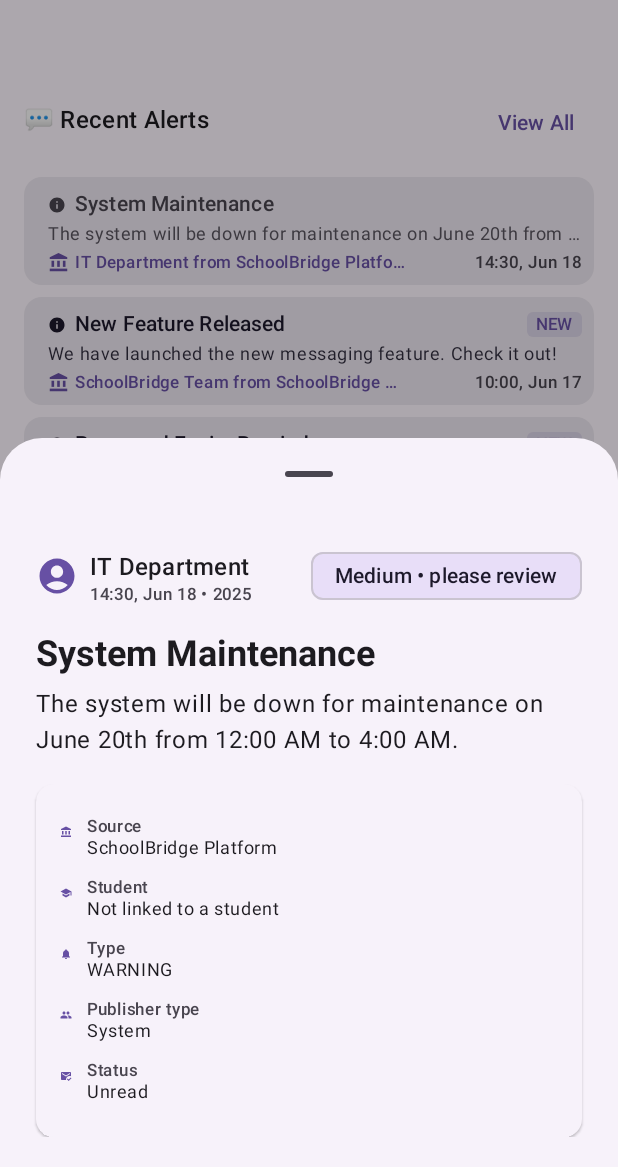
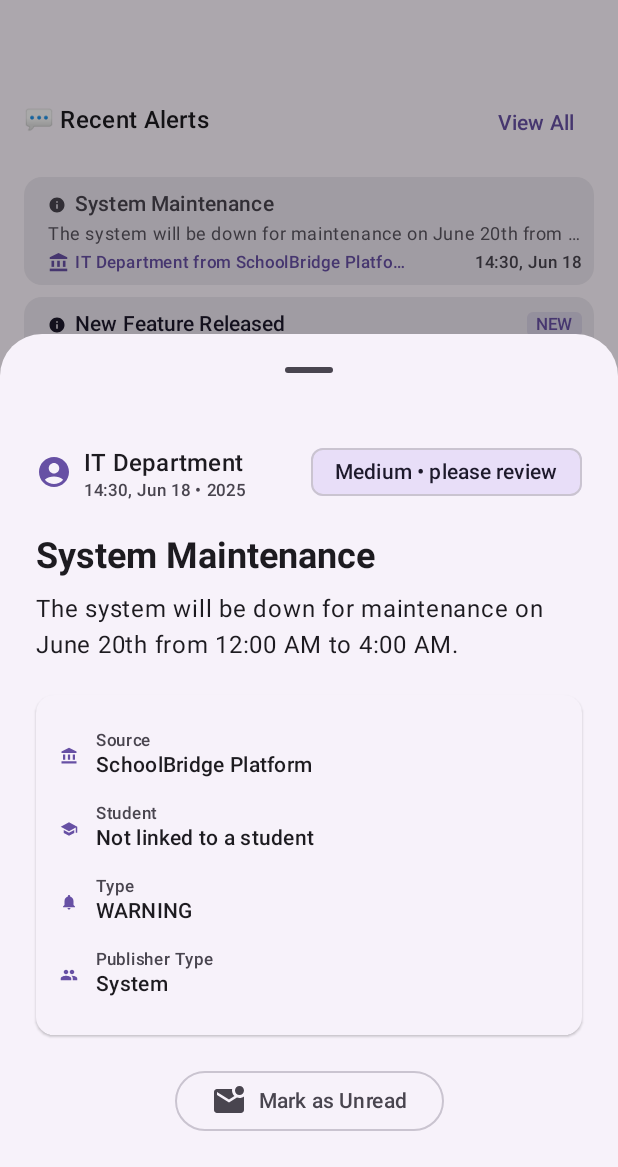
Before and after one commit to OresteGabo/SchoolBridgeV2, an Android app built with Jetpack Compose: the HomeRoute screen opened through its navigation route, after a tap on "System Maintenance", on a phone screen of 412 x 824 dp, the part 69-1236 px from its top. Run offline under Robolectric (Android 15) with nearby library versions, the phone set to English and light mode, and no system bars; our stand-ins replace Dagger/Hilt's generated code; network calls fail; 3 other taps on this screen came first.

Commit message:
Refactor AlertDetailsBottomSheetContent and related components
This commit introduces several changes to the alert details bottom sheet and related UI elements:

- **AlertDetailsBottomSheetContent Refactor:**
    - Now takes `alertId: String` as a parameter instead of the full `Alert` object.
    - Fetches the `Alert` object internally using `AlertsViewModel` and `alertId`.
    - Displays a "NEW" badge next to the title if `alert.isRead` is false.
    - Adds an "Mark as Unread" `OutlinedButton` if `alert.isRead` is true, allowing users to revert the read status. This button uses the `MarkEmailUnread` icon.
    - Minor layout adjustments, including increased icon size and padding in the header.
- **Alert Card Click Handler:**
    - Modified the `onClick` handler for `AlertCardCompact` to pass the potentially updated `Alert` object (after marking as read) to `onAlertClick`. This ensures the bottom sheet reflects the correct read status.
- **InfoRowWithIcon Improvements:**
    - Increased the icon size from `18.dp` to `24.dp`.
    - Adjusted padding.
    - Changed the `value` text style to `MaterialTheme.typography.bodyMedium` with `FontWeight.Medium`.
- **Imports:**
    - Added `androidx.compose.material.icons.filled.MarkEmailUnread`.

```diff
--- a/app/src/main/java/com/schoolbridge/v2/ui/home/HomeScreen.kt
+++ b/app/src/main/java/com/schoolbridge/v2/ui/home/HomeScreen.kt
@@ -30,6 +30,7 @@ import androidx.compose.material.icons.filled.Info
 import androidx.compose.material.icons.filled.LocationCity
 import androidx.compose.material.icons.filled.Lock
 import androidx.compose.material.icons.filled.MarkEmailRead
+import androidx.compose.material.icons.filled.MarkEmailUnread
 import androidx.compose.material.icons.filled.Notifications
 import androidx.compose.material.icons.filled.People
 import androidx.compose.material.icons.filled.Person
@@ -61,6 +62,7 @@ import com.schoolbridge.v2.domain.messaging.AlertSourceType
 import com.schoolbridge.v2.domain.messaging.AlertsViewModel
 import com.schoolbridge.v2.domain.user.CurrentUser
 import com.schoolbridge.v2.localization.t
+import com.schoolbridge.v2.ui.AlertRepository
 import com.schoolbridge.v2.ui.common.components.AppSubHeader
 import com.schoolbridge.v2.ui.common.components.SpacerL
 import com.schoolbridge.v2.ui.common.components.SpacerS
@@ -121,9 +123,15 @@ fun AlertsSection(
             AlertCardCompact(
                 alert = alert,
                 index = index,
+                /*onClick = {
+                    viewModel.markAsRead(alert.id)
+                    onAlertClick(alert)  // trigger the bottom sheet
+                }*/
                 onClick = {
                     viewModel.markAsRead(alert.id)
-                    onAlertClick(alert)  // trigger the bottom sheet
+                    // Wait until recomposition happens
+                    val updatedAlert = viewModel.alerts.value.find { it.id == alert.id } ?: alert
+                    onAlertClick(updatedAlert)
                 }
             )
         }
@@ -268,10 +276,9 @@ fun HomeRoute(
                     }
                 },
                 sheetState = sheetState,
-                //modifier = Modifier.fillMaxWidth()
             ) {
                 selectedAlert?.let { alert ->
-                    AlertDetailsBottomSheetContent(alert = alert)
+                    AlertDetailsBottomSheetContent(alertId = alert.id)
                 }
             }
         }
@@ -696,10 +703,13 @@ fun AlertCardCompact(
 
 
 /* ------------ MAIN BOTTOM‑SHEET CONTENT ------------ */
-@OptIn(ExperimentalMaterial3Api::class)
 @Composable
-fun AlertDetailsBottomSheetContent(alert: Alert) {
-
+fun AlertDetailsBottomSheetContent(
+    alertId: String,
+    viewModel: AlertsViewModel = viewModel(),
+){
+    val alerts by viewModel.alerts.collectAsState()
+    val alert = alerts.find { it.id == alertId } ?: return
     val dateText = remember(alert.timestamp) {
         alert.timestamp.format(DateTimeFormatter.ofPattern("HH:mm, MMM d • yyyy"))
     }
@@ -710,105 +720,129 @@ fun AlertDetailsBottomSheetContent(alert: Alert) {
             .padding(horizontal = 24.dp, vertical = 20.dp)
             .verticalScroll(rememberScrollState())
     ) {
-        /* ---------- HEADER ---------- */
+        // -- Header with sender & severity
         Row(
             modifier = Modifier.fillMaxWidth(),
             verticalAlignment = Alignment.CenterVertically
         ) {
-            // ‑‑ Sender / publisher
             Icon(
                 imageVector = Icons.Default.AccountCircle,
                 contentDescription = null,
-                tint         = MaterialTheme.colorScheme.primary,
-                modifier     = Modifier.size(28.dp)
+                tint = MaterialTheme.colorScheme.primary,
+                modifier = Modifier
+                    .size(32.dp)
+                    .padding(end = 8.dp)
             )
-            Spacer(Modifier.width(8.dp))
 
             Column(modifier = Modifier.weight(1f)) {
                 Text(
-                    text  = alert.publisherName,
+                    text = alert.publisherName,
                     style = MaterialTheme.typography.titleMedium,
                     fontWeight = FontWeight.SemiBold
                 )
                 Text(
-                    text  = dateText,
+                    text = dateText,
                     style = MaterialTheme.typography.labelSmall,
                     color = MaterialTheme.colorScheme.onSurfaceVariant
                 )
             }
 
-            // ‑‑ Severity chip
             SeverityChip(alert.severity)
         }
 
-        Spacer(Modifier.height(12.dp))
+        Spacer(Modifier.height(16.dp))
 
-        /* ---------- TITLE ---------- */
+        // -- Title
+        Row{
+            Text(
+                text = alert.title,
+                style = MaterialTheme.typography.headlineSmall,
+                fontWeight = FontWeight.Bold,
+                color = MaterialTheme.colorScheme.onSurface
+            )
+            // "NEW" badge
+            if (!alert.isRead) {
+                Text(
+                    text = "NEW",
+                    color = MaterialTheme.colorScheme.primary,
+                    style = MaterialTheme.typography.labelSmall,
+                    modifier = Modifier
+                        .background(
+                            MaterialTheme.colorScheme.primary.copy(alpha = 0.1f),
+                            RoundedCornerShape(6.dp)
+                        )
+                        .padding(horizontal = 6.dp, vertical = 2.dp)
+                )
+            }
+        }
+
+
+        Spacer(Modifier.height(10.dp))
+
+        // -- Message body
         Text(
-            text       = alert.title,
-            style      = MaterialTheme.typography.headlineSmall,
-            fontWeight = FontWeight.Bold,
-            color      = MaterialTheme.colorScheme.onSurface
+            text = alert.message,
+            style = MaterialTheme.typography.bodyLarge,
+            color = MaterialTheme.colorScheme.onSurface
         )
 
-        Spacer(Modifier.height(8.dp))
+        Spacer(Modifier.height(24.dp))
 
-        /* ---------- MESSAGE (max prominence) ---------- */
-        Text(
-            text  = alert.message,
-            style = MaterialTheme.typography.bodyLarge,
-            color = MaterialTheme.colorScheme.onSurface,
-        )
-
-        Spacer(Modifier.height(20.dp))
-
-        /* ---------- EXTRA DETAILS CARD (sub‑prominence) ---------- */
+        // -- Detail info card
         ElevatedCard(
             modifier = Modifier.fillMaxWidth(),
-            colors   = CardDefaults.elevatedCardColors(
+            colors = CardDefaults.elevatedCardColors(
                 containerColor = MaterialTheme.colorScheme.surfaceContainerLow
             )
         ) {
             Column(modifier = Modifier.padding(16.dp)) {
-
-                // Source organisation OR “No organisation”
                 InfoRowWithIcon(
-                    icon  = Icons.Default.AccountBalance,
+                    icon = Icons.Default.AccountBalance,
                     label = "Source",
                     value = alert.sourceOrganization ?: "—"
                 )
-
-                // Student (if any)
                 InfoRowWithIcon(
-                    icon  = Icons.Default.School,
+                    icon = Icons.Default.School,
                     label = "Student",
                     value = alert.studentName ?: "Not linked to a student"
                 )
-
-                // Alert type
                 InfoRowWithIcon(
-                    icon  = Icons.Default.Notifications,
+                    icon = Icons.Default.Notifications,
                     label = "Type",
                     value = alert.type.name.replaceFirstChar { it.uppercase() }
                 )
-
-                // Publisher type
                 InfoRowWithIcon(
-                    icon  = Icons.Default.People,
-                    label = "Publisher type",
+                    icon = Icons.Default.People,
+                    label = "Publisher Type",
                     value = alert.publisherType.name.lowercase().replaceFirstChar { it.uppercase() }
                 )
+            }
+        }
 
-                // Read status
-                InfoRowWithIcon(
-                    icon  = Icons.Default.MarkEmailRead,
-                    label = "Status",
-                    value = if (alert.isRead) "Read" else "Unread"
-                )
+        // Optional mark as unread
+        if (alert.isRead) {
+            Spacer(Modifier.height(20.dp))
+            OutlinedButton(
+                onClick = {
+                    //onMarkAsUnread(alert)
+
+                        viewModel.markAsUnread(alert.id)
+                        // Wait until recomposition happens
+                        val updatedAlert = viewModel.alerts.value.find { it.id == alert.id } ?: alert
+
+                    //alert = updatedAlert
+
+                },
+                modifier = Modifier.align(Alignment.CenterHorizontally)
+            ) {
+                Icon(Icons.Default.MarkEmailUnread, contentDescription = "Mark as Unread")
+                Spacer(Modifier.width(8.dp))
+                Text("Mark as Unread")
             }
         }
     }
 }
+
 
 /* ------------ SEVERITY CHIP ------------ */
 @Composable
@@ -845,39 +879,34 @@ fun InfoRowWithIcon(
     tint: Color = MaterialTheme.colorScheme.primary
 ) {
     Row(
+        verticalAlignment = Alignment.CenterVertically,
         modifier = Modifier
             .fillMaxWidth()
-            .padding(vertical = 6.dp),
-        verticalAlignment = Alignment.Top
+            .padding(vertical = 8.dp)
     ) {
         Icon(
             imageVector = icon,
             contentDescription = label,
-            tint  = tint,
+            tint = tint,
             modifier = Modifier
-                .size(18.dp)
-                .padding(end = 10.dp, top = 2.dp)
+                .size(24.dp) // Increased from 18dp to 24dp
+                .padding(end = 12.dp)
         )
         Column {
             Text(
-                text  = label,
+                text = label,
                 style = MaterialTheme.typography.labelSmall,
                 color = MaterialTheme.colorScheme.onSurfaceVariant
             )
             Text(
-                text  = value,
-                style = MaterialTheme.typography.bodySmall,
+                text = value,
+                style = MaterialTheme.typography.bodyMedium,
+                fontWeight = FontWeight.Medium,
                 color = MaterialTheme.colorScheme.onSurface
             )
         }
     }
 }
-
-
-
-
-
-
 
 
 /**
```
